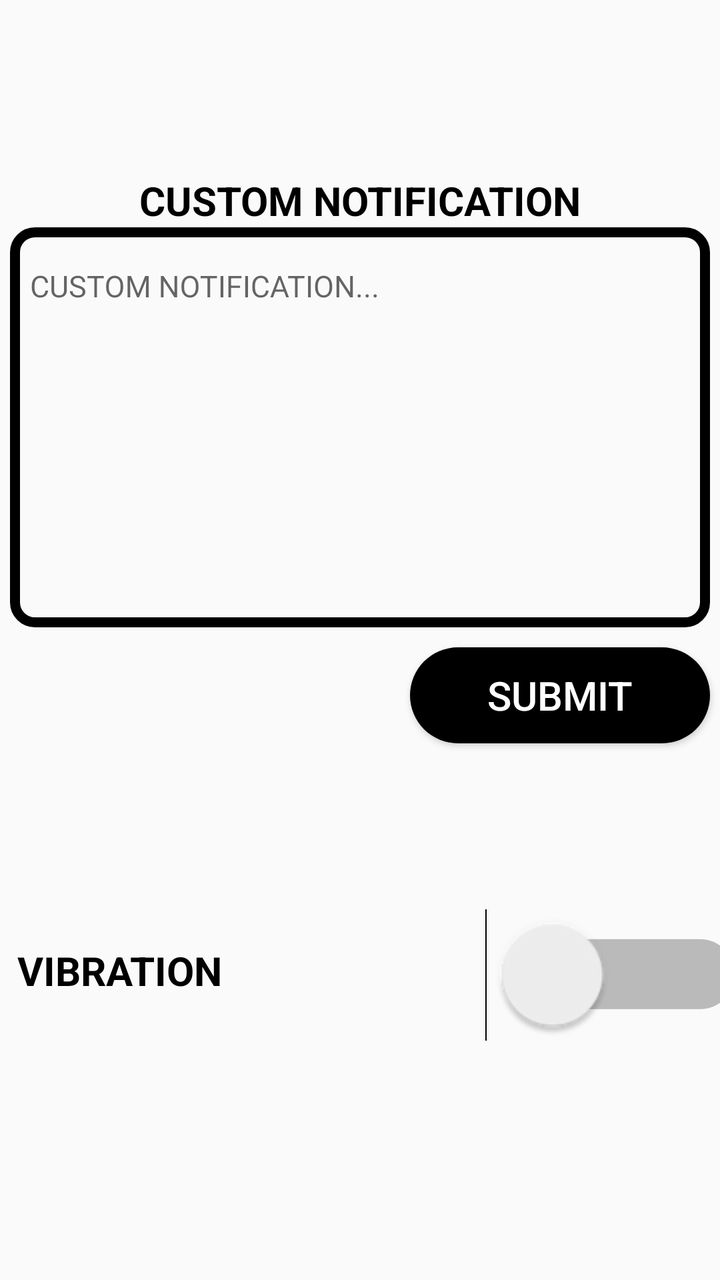
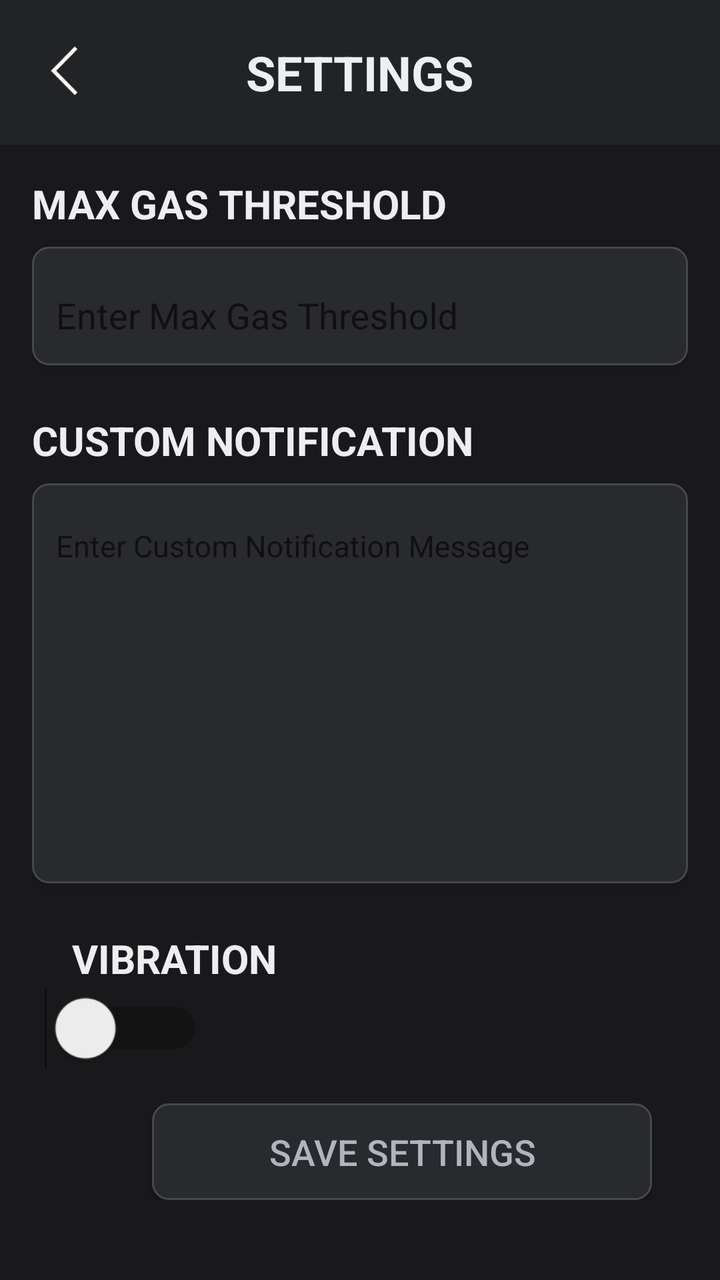

Before-and-after screenshots of an Android layout around one commit, followed by the original layout XML and the change that was made.
<!-- AndroidManifest.xml: application theme Theme.SIAGA -->
<!-- res/layout/activity_settings.xml -->
<?xml version="1.0" encoding="utf-8"?>
<LinearLayout xmlns:android="http://schemas.android.com/apk/res/android"
    xmlns:app="http://schemas.android.com/apk/res-auto"
    xmlns:tools="http://schemas.android.com/tools"
    android:id="@+id/main"
    android:layout_width="match_parent"
    android:layout_height="match_parent"
    tools:context=".Settings"
    android:orientation="vertical"
    android:layout_gravity="center"
    android:gravity="center">

    <TextView
        android:layout_width="wrap_content"
        android:layout_height="wrap_content"
        android:text="CUSTOM NOTIFICATION"
        android:textColor="@color/black"
        android:textSize="20dp"
        android:textStyle="bold"
        android:layout_marginTop="-40dp"/>

    <com.google.android.material.textfield.TextInputLayout
        android:layout_width="350dp"
        android:layout_height="200dp"
        android:background="@drawable/border_rounded_black"
        app:boxBackgroundMode="none"
        android:layout_gravity="center">

        <com.google.android.material.textfield.TextInputEditText
            android:layout_width="match_parent"
            android:layout_height="match_parent"
            android:hint="CUSTOM NOTIFICATION..."
            android:textSize="15sp"
            android:background="@null"
            android:gravity="top|start"
            android:padding="10dp"/>
    </com.google.android.material.textfield.TextInputLayout>


    <Button
        android:id="@+id/submitButton"
        android:layout_width="150dp"
        android:layout_height="wrap_content"
        android:background="@drawable/button_rounded_black"
        android:layout_marginTop="10dp"
        android:layout_marginLeft="100dp"
        android:text="SUBMIT"
        android:textColor="@color/white"
        android:textSize="20dp"/>

    <TextView
        android:layout_width="wrap_content"
        android:layout_height="wrap_content"
        android:text="VIBRATION"
        android:textColor="@color/black"
        android:textSize="20dp"
        android:textStyle="bold"
        android:layout_marginTop="100dp"
        android:layout_marginRight="120dp"/>

    <Switch
        android:id="@+id/vibrationSwitch"
        android:layout_width="wrap_content"
        android:layout_height="wrap_content"
        android:scaleX="2.5"
        android:scaleY="2.5"
        android:layout_marginLeft="130dp"
        android:layout_marginTop="-25dp"/>

</LinearLayout>
<!-- resources referenced by this layout -->
<resources>
  <color name="black">#FF000000</color>
  <color name="white">#FFFFFFFF</color>
  <!-- drawable border_rounded_black (drawable) -->
  <?xml version="1.0" encoding="utf-8"?>
  <shape xmlns:android="http://schemas.android.com/apk/res/android">
      <solid android:color="#00FFFFFF"/>
      <stroke android:color="@color/black" android:width="5dp"/>
      <corners android:radius="10dp"/>
  </shape>
  <!-- drawable button_rounded_black (drawable) -->
  <?xml version="1.0" encoding="utf-8"?>
  <shape xmlns:android="http://schemas.android.com/apk/res/android">
      <solid android:color="@color/black"/>
      <corners android:radius="80dp"/>
  </shape>
  <style name="Theme.SIAGA" parent="Base.Theme.SIAGA" />
  <style name="Base.Theme.SIAGA" parent="Theme.AppCompat.Light.NoActionBar">
          
          
      </style>
</resources>

<!-- the commit's change to res/layout/activity_settings.xml (unified diff, before → after) -->
@@ -1,70 +1,145 @@
 <?xml version="1.0" encoding="utf-8"?>
-<LinearLayout xmlns:android="http://schemas.android.com/apk/res/android"
+<ScrollView xmlns:android="http://schemas.android.com/apk/res/android"
     xmlns:app="http://schemas.android.com/apk/res-auto"
     xmlns:tools="http://schemas.android.com/tools"
-    android:id="@+id/main"
     android:layout_width="match_parent"
     android:layout_height="match_parent"
-    tools:context=".Settings"
-    android:orientation="vertical"
-    android:layout_gravity="center"
-    android:gravity="center">
+    android:fillViewport="true">
 
-    <TextView
-        android:layout_width="wrap_content"
+    <LinearLayout
+        android:id="@+id/main"
+        android:layout_width="match_parent"
         android:layout_height="wrap_content"
-        android:text="CUSTOM NOTIFICATION"
-        android:textColor="@color/black"
-        android:textSize="20dp"
-        android:textStyle="bold"
-        android:layout_marginTop="-40dp"/>
+        android:orientation="vertical"
+        android:background="@color/background"
+        tools:context=".Settings">
 
-    <com.google.android.material.textfield.TextInputLayout
-        android:layout_width="350dp"
-        android:layout_height="200dp"
-        android:background="@drawable/border_rounded_black"
-        app:boxBackgroundMode="none"
-        android:layout_gravity="center">
+        <androidx.constraintlayout.widget.ConstraintLayout
+            android:layout_width="match_parent"
+            android:layout_height="wrap_content"
+            android:padding="20dp"
+            android:background="#222325">
 
-        <com.google.android.material.textfield.TextInputEditText
+            <ImageButton
+                android:id="@+id/backButton"
+                android:layout_width="30dp"
+                android:layout_height="30dp"
+                android:background="@drawable/backicons"
+                android:contentDescription="Back"
+                app:layout_constraintBottom_toBottomOf="parent"
+                app:layout_constraintStart_toStartOf="parent"
+                app:layout_constraintTop_toTopOf="parent"
+                tools:ignore="MissingConstraints" />
+
+            <TextView
+                android:layout_width="wrap_content"
+                android:layout_height="wrap_content"
+                android:text="SETTINGS"
+                android:textColor="#ECF0F1"
+                android:textSize="24sp"
+                android:textStyle="bold"
+                app:layout_constraintBottom_toBottomOf="parent"
+                app:layout_constraintEnd_toEndOf="parent"
+                app:layout_constraintStart_toStartOf="parent"
+                app:layout_constraintTop_toTopOf="parent"
+                tools:ignore="MissingConstraints" />
+        </androidx.constraintlayout.widget.ConstraintLayout>
+
+        <LinearLayout
             android:layout_width="match_parent"
-            android:layout_height="match_parent"
-            android:hint="CUSTOM NOTIFICATION..."
-            android:textSize="15sp"
-            android:background="@null"
-            android:gravity="top|start"
-            android:padding="10dp"/>
-    </com.google.android.material.textfield.TextInputLayout>
+            android:layout_height="wrap_content"
+            android:orientation="vertical"
+            android:padding="16dp">
 
+            <TextView
+                android:layout_width="wrap_content"
+                android:layout_height="wrap_content"
+                android:text="MAX GAS THRESHOLD"
+                android:textColor="@color/colorTxt"
+                android:textSize="20sp"
+                android:textStyle="bold"
+                android:layout_marginBottom="8dp"/>
 
-    <Button
-        android:id="@+id/submitButton"
-        android:layout_width="150dp"
-        android:layout_height="wrap_content"
-        android:background="@drawable/button_rounded_black"
-        android:layout_marginTop="10dp"
-        android:layout_marginLeft="100dp"
-        android:text="SUBMIT"
-        android:textColor="@color/white"
-        android:textSize="20dp"/>
+            <com.google.android.material.textfield.TextInputLayout
+                android:layout_width="match_parent"
+                android:layout_height="wrap_content"
+                android:background="@drawable/card_minimalist"
+                android:elevation="2dp"
+                app:boxBackgroundMode="none">
 
-    <TextView
-        android:layout_width="wrap_content"
-        android:layout_height="wrap_content"
-        android:text="VIBRATION"
-        android:textColor="@color/black"
-        android:textSize="20dp"
-        android:textStyle="bold"
-        android:layout_marginTop="100dp"
-        android:layout_marginRight="120dp"/>
+                <com.google.android.material.textfield.TextInputEditText
+                    android:id="@+id/maxGasThresholdInput"
+                    android:layout_width="match_parent"
+                    android:layout_height="wrap_content"
+                    android:hint="Enter Max Gas Threshold"
+                    android:inputType="number"
+                    android:textColor="@color/colorTxt"
+                    android:textColorHint="@color/colorTxt"
+                    android:padding="12dp"
+                    android:background="@null"/>
+            </com.google.android.material.textfield.TextInputLayout>
 
-    <Switch
-        android:id="@+id/vibrationSwitch"
-        android:layout_width="wrap_content"
-        android:layout_height="wrap_content"
-        android:scaleX="2.5"
-        android:scaleY="2.5"
-        android:layout_marginLeft="130dp"
-        android:layout_marginTop="-25dp"/>
+            <TextView
+                android:layout_width="wrap_content"
+                android:layout_height="wrap_content"
+                android:text="CUSTOM NOTIFICATION"
+                android:textColor="@color/colorTxt"
+                android:textSize="20sp"
+                android:textStyle="bold"
+                android:layout_marginTop="24dp"
+                android:layout_marginBottom="8dp"/>
 
-</LinearLayout>
+            <com.google.android.material.textfield.TextInputLayout
+                android:layout_width="match_parent"
+                android:layout_height="200dp"
+                android:background="@drawable/card_minimalist"
+                android:elevation="2dp"
+                app:boxBackgroundMode="none">
+
+                <com.google.android.material.textfield.TextInputEditText
+                    android:id="@+id/customNotificationInput"
+                    android:layout_width="match_parent"
+                    android:layout_height="match_parent"
+                    android:hint="Enter Custom Notification Message"
+                    android:textSize="15sp"
+                    android:background="@null"
+                    android:gravity="top|start"
+                    android:padding="12dp"
+                    android:textColor="@color/colorTxt"
+                    android:textColorHint="@color/colorTxt"/>
+            </com.google.android.material.textfield.TextInputLayout>
+
+            <TextView
+                android:layout_width="wrap_content"
+                android:layout_height="wrap_content"
+                android:text="VIBRATION"
+                android:textColor="@color/colorTxt"
+                android:textSize="20sp"
+                android:textStyle="bold"
+                android:layout_marginTop="24dp"
+                android:layout_marginLeft="20dp"/>
+
+            <Switch
+                android:id="@+id/vibrationSwitch"
+                android:layout_width="wrap_content"
+                android:layout_height="wrap_content"
+                android:scaleX="1.5"
+                android:scaleY="1.5"
+                android:layout_marginTop="8dp"
+                android:layout_marginLeft="20dp"/>
+
+            <Button
+                android:id="@+id/submitButton"
+                android:layout_width="250dp"
+                android:layout_height="wrap_content"
+                android:background="@drawable/card_minimalist"
+                android:layout_marginTop="24dp"
+                android:text="SAVE SETTINGS"
+                android:textColor="@color/secColorTxt"
+                android:layout_marginLeft="60dp"
+                android:textSize="18sp"
+                android:elevation="2dp"
+                android:padding="12dp"/>
+        </LinearLayout>
+    </LinearLayout>
+</ScrollView>
<!-- resource entries referenced after the edit -->
@@ -1,21 +1,21 @@
 <!-- resources referenced by this layout -->
 <resources>
-  <color name="black">#FF000000</color>
-  <color name="white">#FFFFFFFF</color>
-  <!-- drawable border_rounded_black (drawable) -->
+  <color name="background">#19191B</color>
+  <color name="colorTxt">#EEEEF0</color>
+  <color name="secColorTxt">#B2B3BD</color>
+  <!-- drawable backicons: png bitmap (drawable, 1023 bytes) -->
+  <!-- drawable card_minimalist (drawable) -->
   <?xml version="1.0" encoding="utf-8"?>
   <shape xmlns:android="http://schemas.android.com/apk/res/android">
-      <solid android:color="#00FFFFFF"/>
-      <stroke android:color="@color/black" android:width="5dp"/>
-      <corners android:radius="10dp"/>
-  </shape>
-  <!-- drawable button_rounded_black (drawable) -->
-  <?xml version="1.0" encoding="utf-8"?>
-  <shape xmlns:android="http://schemas.android.com/apk/res/android">
-      <solid android:color="@color/black"/>
-      <corners android:radius="80dp"/>
+      <solid android:color="@color/interactiveComp"/>
+      <corners android:radius="8dp"/>
+      <stroke
+          android:width="1dp"
+          android:color="@color/colorCard"/>
   </shape>
   <style name="Theme.SIAGA" parent="Base.Theme.SIAGA" />
+  <color name="interactiveComp">#292A2E</color>
+  <color name="colorCard">#46484F</color>
   <style name="Base.Theme.SIAGA" parent="Theme.AppCompat.Light.NoActionBar">
           
           
